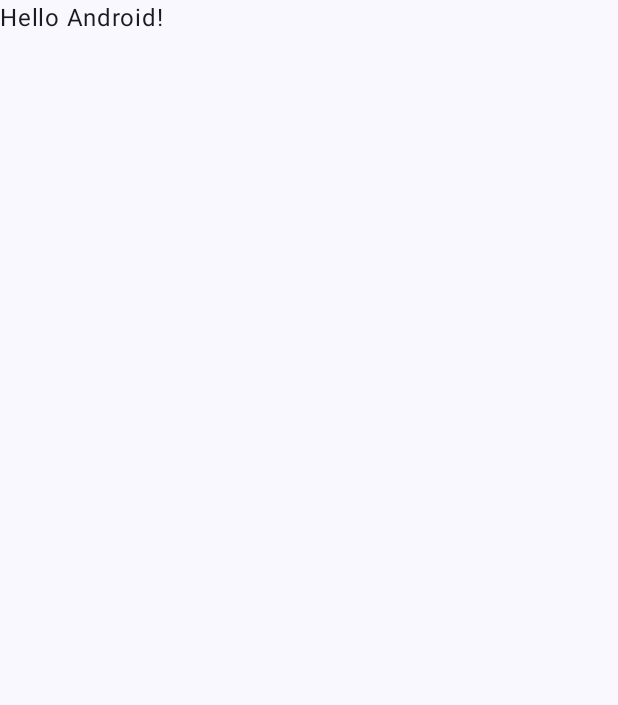
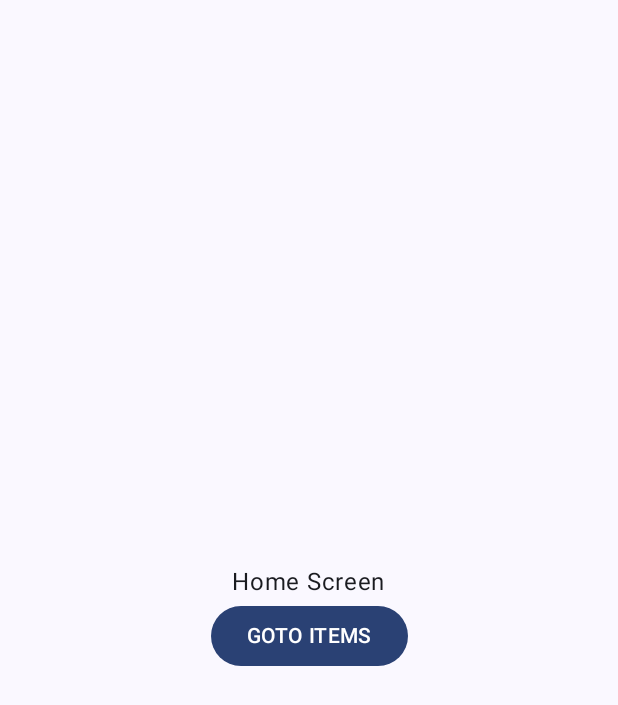
Before and after one commit to Avin008/rentals, an Android app built with Jetpack Compose: the screen it shows after launch (MainActivity), on a phone screen of 412 x 824 dp. Before the commit the part shown is almost empty. Shown: the top 705 px of the screen. Run offline under Robolectric (Android 15) with nearby library versions, the phone set to English and light mode, and no system bars; our stand-ins replace Navigation 3.

Commit message:
added: nav3

```diff
--- a/app/src/main/java/com/example/rentals/MainActivity.kt
+++ b/app/src/main/java/com/example/rentals/MainActivity.kt
@@ -7,10 +7,11 @@ import androidx.activity.enableEdgeToEdge
 import androidx.compose.foundation.layout.fillMaxSize
 import androidx.compose.foundation.layout.padding
 import androidx.compose.material3.Scaffold
-import androidx.compose.material3.Text
-import androidx.compose.runtime.Composable
+import androidx.compose.runtime.mutableStateListOf
+import androidx.compose.runtime.remember
 import androidx.compose.ui.Modifier
-import androidx.compose.ui.tooling.preview.Preview
+import com.example.rentals.navigation.AppNavigation
+import com.example.rentals.navigation.Home
 import com.example.rentals.ui.theme.RentalsTheme
 
 class MainActivity : ComponentActivity() {
@@ -19,29 +20,12 @@ class MainActivity : ComponentActivity() {
         enableEdgeToEdge()
         setContent {
             RentalsTheme {
-                Scaffold(modifier = Modifier.fillMaxSize()) { innerPadding ->
-                    Greeting(
-                        name = "Android",
-                        modifier = Modifier.padding(innerPadding)
-                    )
+                val backStack = remember { mutableStateListOf<Any>(Home) }
+                Scaffold(modifier = Modifier.fillMaxSize(),
+                ) { innerPadding ->
+                    AppNavigation(modifier = Modifier.padding(innerPadding), backStack = backStack)
                 }
             }
         }
     }
 }
-
-@Composable
-fun Greeting(name: String, modifier: Modifier = Modifier) {
-    Text(
-        text = "Hello $name!",
-        modifier = modifier
-    )
-}
-
-@Preview(showBackground = true)
-@Composable
-fun GreetingPreview() {
-    RentalsTheme {
-        Greeting("Android")
-    }
-}
--- /dev/null
+++ b/app/src/main/java/com/example/rentals/navigation/AppNavigation.kt
@@ -0,0 +1,51 @@
+package com.example.rentals.navigation
+
+import androidx.compose.foundation.layout.Arrangement
+import androidx.compose.foundation.layout.Column
+import androidx.compose.foundation.layout.fillMaxSize
+import androidx.compose.material3.Button
+import androidx.compose.material3.Text
+import androidx.compose.runtime.Composable
+import androidx.compose.runtime.snapshots.SnapshotStateList
+import androidx.compose.ui.Alignment
+import androidx.compose.ui.Modifier
+import androidx.navigation3.runtime.NavEntry
+import androidx.navigation3.runtime.NavKey
+import androidx.navigation3.ui.NavDisplay
+import kotlinx.serialization.Serializable
+
+@Serializable
+data object Home: NavKey
+
+@Serializable
+data object Items: NavKey
+
+@Composable
+fun AppNavigation(modifier: Modifier, backStack:  SnapshotStateList<Any>) {
+    NavDisplay(
+        modifier = modifier,
+        backStack = backStack,
+        onBack = { backStack.removeLastOrNull() },
+        entryProvider = { key ->
+            when (key) {
+                is Home -> NavEntry(key) {
+                    Column(modifier = Modifier.fillMaxSize(), verticalArrangement = Arrangement.Center, horizontalAlignment = Alignment.CenterHorizontally) {
+                        Text(text = "Home Screen")
+                        Button(onClick = {backStack.add(Items)}) {
+                            Text(text = "GOTO ITEMS")
+                        }
+                    }
+                }
+                is Items -> NavEntry(key) {
+                        Column(modifier = Modifier.fillMaxSize(), verticalArrangement = Arrangement.Center, horizontalAlignment = Alignment.CenterHorizontally) {
+                            Text(text = "Items Screen")
+                            Button(onClick = {backStack.removeLastOrNull()}) {
+                                Text(text = "GOTO HOME")
+                            }
+                        }
+                }
+                else -> NavEntry(Unit) { Text("Unknown route") }
+            }
+        }
+    )
+}
--- a/settings.gradle.kts
+++ b/settings.gradle.kts
@@ -16,6 +16,9 @@ dependencyResolutionManagement {
     repositories {
         google()
         mavenCentral()
+        maven {
+            url = uri("https://androidx.dev/snapshots/builds/13688657/artifacts/repository")
+        }
     }
 }
 
```
Also changed, not shown: app/build.gradle.kts (+10 -2 lines), gradle/libs.versions.toml (+19 -0 lines).
